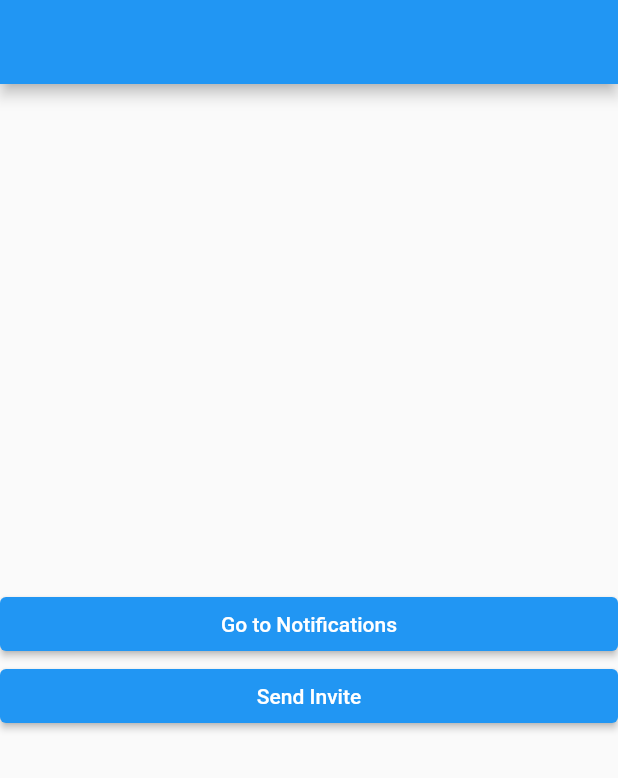
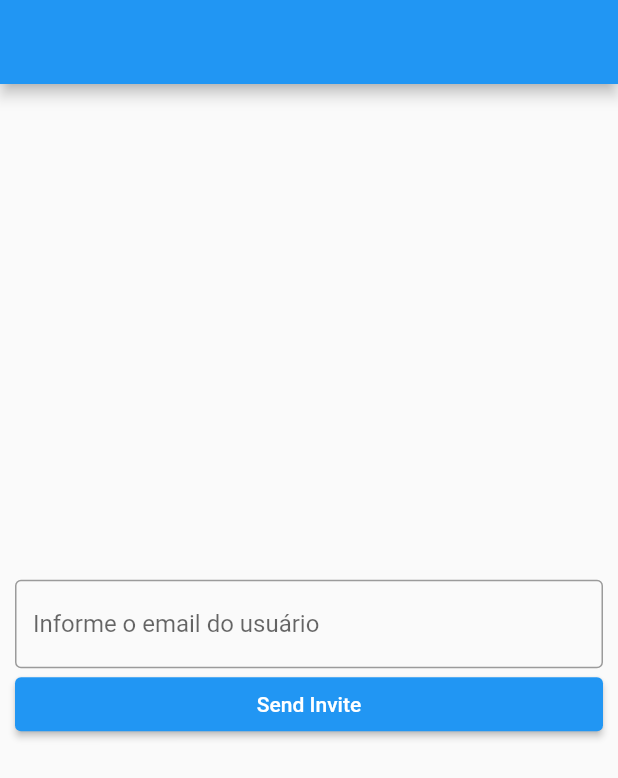
Before and after one commit to vinibressanini/invite_system_poc, a Flutter app: the screen it shows after launch, after a tap on "Send Invite", on a phone screen of 412 x 824 dp. Shown: the top 778 px of the screen. Run offline on Flutter 3.47's test engine with Material 2 defaults, Android fonts, the phone set to English and light mode, and no system bars; our stand-ins replace cloud_firestore, dio, firebase_core, firebase_messaging, flutter_local_notifications, get_it; accounts and stored records are empty; network calls fail.

```diff
--- a/lib/src/pages/home_page.dart
+++ b/lib/src/pages/home_page.dart
@@ -1,6 +1,6 @@
 import 'package:cloud_firestore/cloud_firestore.dart';
+import 'package:dio/dio.dart';
 import 'package:flutter/material.dart';
-import 'package:invite_system_poc/src/pages/notification_page.dart';
 
 class HomePage extends StatefulWidget {
   const HomePage({Key? key}) : super(key: key);
@@ -10,17 +10,53 @@ class HomePage extends StatefulWidget {
 }
 
 final _db = FirebaseFirestore.instance;
+final _destinyController = TextEditingController();
+final _formKey = GlobalKey<FormState>();
+final _dio = Dio();
 
-sendInvite() {
+sendInvite(BuildContext context) async {
+  try {
+    final response = await _db
+        .collection("users")
+        .where("email", isEqualTo: _destinyController.text)
+        .get();
+
+    final destiny = response.docs.first.data();
+
+    print("\n======================================\n");
+    print(destiny["token"]);
+    print("\n======================================\n");
+
     Map<String, dynamic> data = {
-    "destiny": "Teste",
-    "sender": "abc",
-    "status": "pending",
-    "team": "vasco",
-    "timestamp": DateTime.now()
+      "to": destiny["token"],
+      "notification": {
+        "title": "You Have a new Invite",
+        "body": "VInicius wants you to join His Team"
+      }
     };
 
-  _db.collection('invites').add(data);
+    final response2 = await _dio.post(
+      "https://fcm.googleapis.com/fcm/send",
+      data: data,
+      options: Options(
+        contentType: "application/json",
+        headers: {
+          "authorization":
+              "Bearer AAAAhcmvhw4:APA91bHavEVl1JWYs502qFQxd2sbyj_sR9IDDH3VmrVXRO5Ct3TQC_LsR11rZernYM_I2CT0zXgvm96s11hMVDN_TnRmuxqXhed3AaBxmbpvjDMtJDyXBitVk6JW7RsNV_JZzF7Xr5PO"
+        },
+      ),
+    );
+
+    print(response2.data);
+  } on StateError {
+    ScaffoldMessenger.of(context).showSnackBar(
+      const SnackBar(
+        content: Text("Não existe nenhum usuário com o email informado"),
+      ),
+    );
+  } on DioError catch (e) {
+    print(e.response!.statusMessage ?? "cu");
+  }
 }
 
 class _HomePageState extends State<HomePage> {
@@ -30,21 +66,28 @@ class _HomePageState extends State<HomePage> {
       appBar: AppBar(
         title: const Text(''),
       ),
-      body: Column(
+      body: Padding(
+        padding: const EdgeInsets.symmetric(vertical: 15, horizontal: 10),
+        child: Column(
           mainAxisAlignment: MainAxisAlignment.center,
           children: [
-          ElevatedButton(
-            onPressed: () => Navigator.of(context).push(MaterialPageRoute(
-              builder: (context) => const NotificationPage(),
-            )),
-            child: const Center(child: Text("Go to Notifications")),
+            Form(
+              key: _formKey,
+              child: TextFormField(
+                decoration: const InputDecoration(
+                  hintText: "Informe o email do usuário",
+                  border: OutlineInputBorder(),
+                ),
+                controller: _destinyController,
+              ),
             ),
             ElevatedButton(
-            onPressed: () => sendInvite(),
+              onPressed: () async => await sendInvite(context),
               child: const Center(child: Text("Send Invite")),
             ),
           ],
         ),
+      ),
     );
   }
 }
--- a/pubspec.yaml
+++ b/pubspec.yaml
@@ -40,6 +40,7 @@ dependencies:
   firebase_core: ^2.10.0
   firebase_messaging: ^14.5.0
   get_it: ^7.2.0
+  dio: ^5.1.2
 
 dev_dependencies:
   flutter_test:
```
Also changed, not shown: lib/src/pages/notification_page.dart (+14 -25 lines), pubspec.lock, 1 other file. Lines whose indentation alone changed are shown as unchanged.
